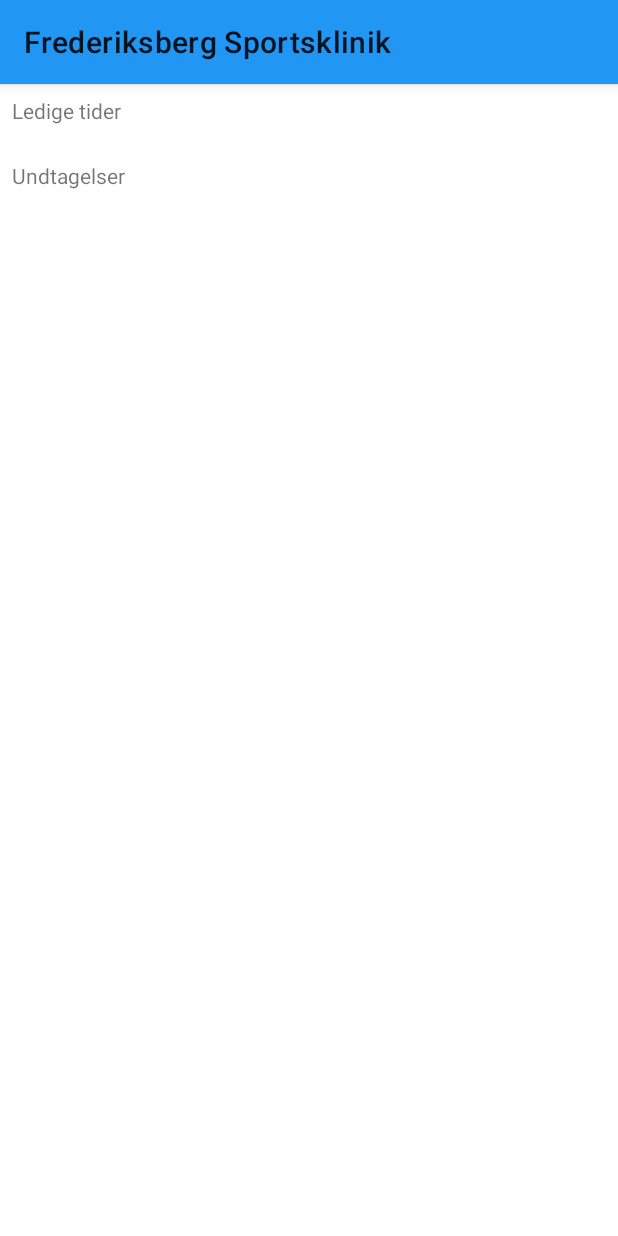
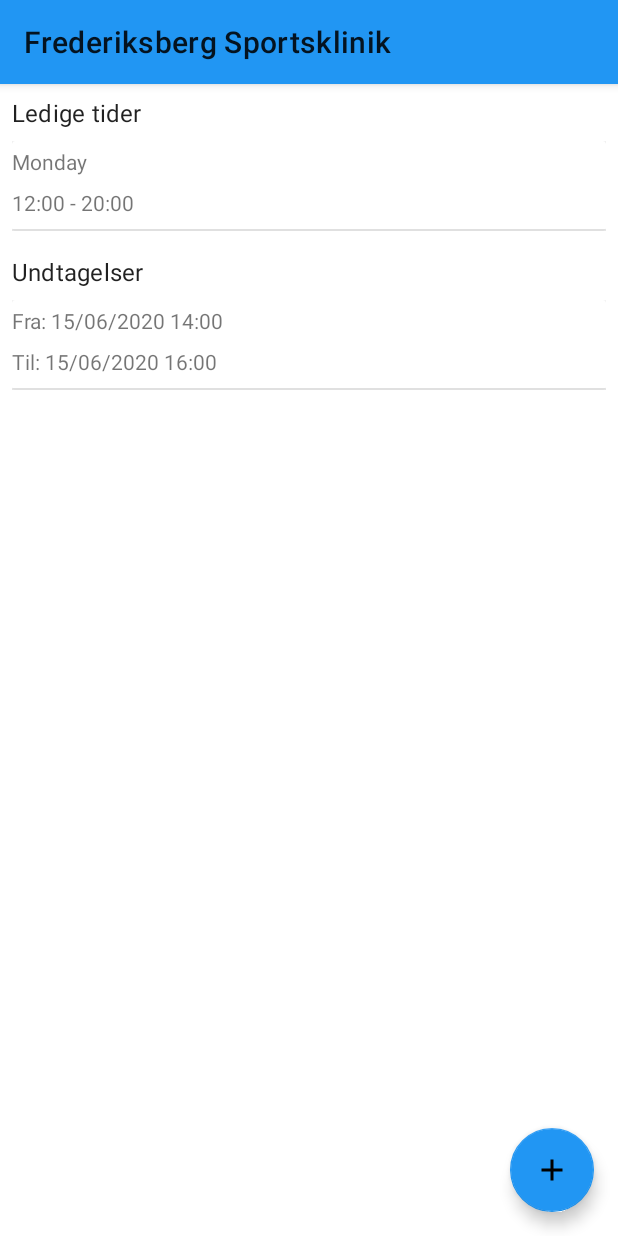
Before and after one commit to emilnymann/1AarsProjekt, an Android app: the fragment SetAvailableHoursFragment shown on its own in the app's theme, on a phone screen of 412 x 824 dp. Run offline under Robolectric (Android 15) with nearby library versions, the phone set to English and light mode, and no system bars; our stand-ins replace Firebase (no records; nobody signed in at launch, a user with empty details on screens opened directly).

Commit message:
Nu viser recyclerViews data fra de rigtige adaptere

```diff
--- a/04 Implementation/app/build.gradle
+++ b/04 Implementation/app/build.gradle
@@ -39,4 +39,5 @@ dependencies {
     androidTestImplementation 'androidx.test.espresso:espresso-core:3.2.0'
     implementation 'com.google.android.material:material:1.1.0'
     implementation 'com.applandeo:material-calendar-view:1.7.0'
+    implementation 'org.apache.commons:commons-lang3:3.6'
 }
--- a/04 Implementation/app/src/main/java/dk/frbsportgruppe1/frbsport/model/BookingRangeImpl.java
+++ b/04 Implementation/app/src/main/java/dk/frbsportgruppe1/frbsport/model/BookingRangeImpl.java
@@ -24,7 +24,6 @@ public class BookingRangeImpl implements BookingRange{
     @Override
     public void setDayOfWeek(DayOfWeek dayOfWeek) {
         this.dayOfWeek = dayOfWeek;
-
     }
 
     @Override
--- a/04 Implementation/app/src/main/java/dk/frbsportgruppe1/frbsport/model/BookingRangeIndexImpl.java
+++ b/04 Implementation/app/src/main/java/dk/frbsportgruppe1/frbsport/model/BookingRangeIndexImpl.java
@@ -7,6 +7,12 @@ public class BookingRangeIndexImpl extends Observable implements BookingRangeInd
     private ArrayList<BookingRange> bookingRanges;
     private ArrayList<BookingExceptionRange> bookingExceptionRanges;
     private Practitioner practitioner;
+
+    public BookingRangeIndexImpl(Practitioner practitioner) {
+        this.bookingRanges = new ArrayList<>();
+        this.bookingExceptionRanges = new ArrayList<>();
+        this.practitioner = practitioner;
+    }
 
     @Override
     public ArrayList<BookingRange> getBookingRanges() {
--- a/04 Implementation/app/src/main/java/dk/frbsportgruppe1/frbsport/repository/BookingRangeRepositoryImpl.java
+++ b/04 Implementation/app/src/main/java/dk/frbsportgruppe1/frbsport/repository/BookingRangeRepositoryImpl.java
@@ -1,4 +1,6 @@
 package dk.frbsportgruppe1.frbsport.repository;
+
+import android.util.Log;
 
 import com.google.firebase.firestore.FirebaseFirestore;
 
@@ -15,6 +17,7 @@ import dk.frbsportgruppe1.frbsport.model.BookingRangeImpl;
 import dk.frbsportgruppe1.frbsport.model.BookingRangeIndex;
 
 public class BookingRangeRepositoryImpl implements BookingRangeRepository {
+    private static final String TAG = "BookingRangeRepositoryImpl";
     FirebaseFirestore db;
 
     public BookingRangeRepositoryImpl() {
@@ -25,13 +28,16 @@ public class BookingRangeRepositoryImpl implements BookingRangeRepository {
     public void populateBookingRangeIndex(BookingRangeIndex bookingRangeIndex) {
         LocalTime startTime = LocalTime.parse("12:00", DateTimeFormatter.ISO_LOCAL_TIME);
         LocalTime endTime = LocalTime.parse("20:00", DateTimeFormatter.ISO_LOCAL_TIME);
-        LocalDateTime startDateTime = LocalDateTime.parse("2020-06-15T14", DateTimeFormatter.ISO_LOCAL_DATE_TIME);
-        LocalDateTime endDateTime = LocalDateTime.parse("2020-06-15T16", DateTimeFormatter.ISO_LOCAL_DATE_TIME);
+        LocalDateTime startDateTime = LocalDateTime.parse("2020-06-15T14:00:00", DateTimeFormatter.ISO_LOCAL_DATE_TIME);
+        LocalDateTime endDateTime = LocalDateTime.parse("2020-06-15T16:00:00", DateTimeFormatter.ISO_LOCAL_DATE_TIME);
+
 
         BookingRange bookingRange = new BookingRangeImpl(DayOfWeek.MONDAY, startTime, endTime);
         bookingRangeIndex.addBookingRange(bookingRange);
+        Log.d(TAG, "populateBookingRangeIndex: bookingrangelist size:" + bookingRangeIndex.getBookingRanges().size());
         BookingExceptionRange bookingExceptionRange = new BookingExceptionRangeImpl(startDateTime, endDateTime);
         bookingRangeIndex.addBookingExceptionRange(bookingExceptionRange);
+        Log.d(TAG, "populateBookingRangeIndex: bookingExceptionRange size: " + bookingRangeIndex.getBookingExceptionRanges().size());
 
     }
 }
--- a/04 Implementation/app/src/main/java/dk/frbsportgruppe1/frbsport/view/SetAvailableHoursAdapter.java
+++ b/04 Implementation/app/src/main/java/dk/frbsportgruppe1/frbsport/view/SetAvailableHoursAdapter.java
@@ -6,42 +6,54 @@ import android.view.ViewGroup;
 import android.widget.TextView;
 
 import androidx.annotation.NonNull;
+import androidx.cardview.widget.CardView;
 import androidx.recyclerview.widget.RecyclerView;
 
-import com.google.android.material.card.MaterialCardView;
+import org.apache.commons.lang3.StringUtils;
+
+import java.time.format.TextStyle;
+import java.util.ArrayList;
+import java.util.Locale;
 
 import dk.frbsportgruppe1.frbsport.R;
+import dk.frbsportgruppe1.frbsport.model.BookingRange;
 
 public class SetAvailableHoursAdapter extends  RecyclerView.Adapter<SetAvailableHoursAdapter.ViewHolder>{
-    // TODO: Fix adapteren til at tage imod data (BookingRange)
+    private ArrayList<BookingRange> bookingRanges;
 
-    public SetAvailableHoursAdapter() {
-
+    public SetAvailableHoursAdapter(ArrayList<BookingRange> bookingRanges) {
+        this.bookingRanges = bookingRanges;
     }
 
     @NonNull
     @Override
     public ViewHolder onCreateViewHolder(@NonNull ViewGroup parent, int viewType) {
-        View view = LayoutInflater.from(parent.getContext()).inflate(R.layout.tider_layout, parent);
-        return new ViewHolder(view);
+        View view = LayoutInflater.from(parent.getContext()).inflate(R.layout.tider_layout, parent, false);
+        ViewHolder viewHolder = new ViewHolder(view);
+        return viewHolder;
     }
 
     @Override
     public void onBindViewHolder(@NonNull ViewHolder holder, int position) {
-        holder.dagTextView.setText("NEJ HVOR ER DET MANDAG I DAG VAR!?");
-        holder.tidspunktTextView.setText("8:00 - 17:00");
+        BookingRange bookingRange = bookingRanges.get(position);
+        String dagTextViewString = bookingRange.getDayOfWeek().getDisplayName(TextStyle.FULL, Locale.getDefault());
+        holder.dagTextView.setText(StringUtils.capitalize(dagTextViewString));
+        holder.tidspunktTextView.setText(bookingRange.getStartTime().toString() + " - " + bookingRange.getEndTime().toString());
     }
 
     @Override
     public int getItemCount() {
-        return 0;
+        return bookingRanges.size();
     }
 
+    public ArrayList<BookingRange> getBookingRanges() {
+        return bookingRanges;
+    }
 
     class ViewHolder extends RecyclerView.ViewHolder {
         TextView dagTextView;
         TextView tidspunktTextView;
-        MaterialCardView angivLedigeTiderCardView;
+        CardView angivLedigeTiderCardView;
 
 
         public ViewHolder(@NonNull View itemView) {
--- a/04 Implementation/app/src/main/java/dk/frbsportgruppe1/frbsport/view/SetAvailableHoursFragment.java
+++ b/04 Implementation/app/src/main/java/dk/frbsportgruppe1/frbsport/view/SetAvailableHoursFragment.java
@@ -3,16 +3,21 @@ package dk.frbsportgruppe1.frbsport.view;
 import android.os.Bundle;
 
 import androidx.fragment.app.Fragment;
+import androidx.recyclerview.widget.LinearLayoutManager;
 import androidx.recyclerview.widget.RecyclerView;
 
+import android.util.Log;
 import android.view.LayoutInflater;
 import android.view.View;
 import android.view.ViewGroup;
 
+import java.util.ArrayList;
 import java.util.Observable;
 import java.util.Observer;
 
 import dk.frbsportgruppe1.frbsport.R;
+import dk.frbsportgruppe1.frbsport.model.BookingExceptionRange;
+import dk.frbsportgruppe1.frbsport.model.BookingRange;
 import dk.frbsportgruppe1.frbsport.model.BookingRangeIndex;
 import dk.frbsportgruppe1.frbsport.model.BookingRangeIndexImpl;
 import dk.frbsportgruppe1.frbsport.model.Practitioner;
@@ -23,9 +28,11 @@ import dk.frbsportgruppe1.frbsport.viewmodel.BookingCalenderViewModel;
 
 
 public class SetAvailableHoursFragment extends Fragment implements Observer {
+    private static final String TAG = "SetAvailableHoursFragment";
     RecyclerView recyclerViewAvailableHours;
     RecyclerView recyclerViewUnavailableHours;
     BookingCalenderViewModel bookingCalenderViewModel;
+
 
 
     public SetAvailableHoursFragment() {
@@ -41,9 +48,9 @@ public class SetAvailableHoursFragment extends Fragment implements Observer {
 
 
         Practitioner practitioner = (Practitioner) SessionManager.getInstance().getCurrentUser();
-        BookingRangeIndexImpl bookingRangeIndex = new BookingRangeIndexImpl();
-        bookingRangeIndex.setPractitioner(practitioner);
+        BookingRangeIndexImpl bookingRangeIndex = new BookingRangeIndexImpl(practitioner);
         bookingCalenderViewModel = new BookingCalenderViewModel(bookingRangeIndex);
+        bookingCalenderViewModel.addObserver(this);
 
         BookingRangeRepository bookingRangeRepository = new BookingRangeRepositoryImpl();
         bookingRangeRepository.populateBookingRangeIndex(bookingRangeIndex);
@@ -53,8 +60,14 @@ public class SetAvailableHoursFragment extends Fragment implements Observer {
 
     @Override
     public void update(Observable o, Object arg) {
-        SetAvailableHoursAdapter setAvailableHoursAdapter= new SetAvailableHoursAdapter();
-        SetUnavailableHoursAdapter setUnavailableHoursAdapter = new SetUnavailableHoursAdapter();
+        recyclerViewAvailableHours.setLayoutManager(new LinearLayoutManager(getContext()));
+        recyclerViewUnavailableHours.setLayoutManager(new LinearLayoutManager(getContext()));
+
+        ArrayList<BookingRange> bookingRanges = bookingCalenderViewModel.getBookingRanges();
+        ArrayList<BookingExceptionRange> bookingExceptionRanges = bookingCalenderViewModel.getBookingExceptionRanges();
+        SetAvailableHoursAdapter setAvailableHoursAdapter = new SetAvailableHoursAdapter(bookingRanges);
+        SetUnavailableHoursAdapter setUnavailableHoursAdapter = new SetUnavailableHoursAdapter(bookingExceptionRanges);
+        Log.d(TAG, "update: bookingRanges size: " + bookingRanges.size());
 
         recyclerViewAvailableHours.setAdapter(setAvailableHoursAdapter);
         recyclerViewUnavailableHours.setAdapter(setUnavailableHoursAdapter);
--- a/04 Implementation/app/src/main/java/dk/frbsportgruppe1/frbsport/view/SetUnavailableHoursAdapter.java
+++ b/04 Implementation/app/src/main/java/dk/frbsportgruppe1/frbsport/view/SetUnavailableHoursAdapter.java
@@ -4,43 +4,54 @@ import android.view.LayoutInflater;
 import android.view.View;
 import android.view.ViewGroup;
 import android.widget.TextView;
-
 import androidx.annotation.NonNull;
+import androidx.cardview.widget.CardView;
 import androidx.recyclerview.widget.RecyclerView;
 
-import com.google.android.material.card.MaterialCardView;
-
+import java.time.format.DateTimeFormatter;
+import java.util.ArrayList;
 import dk.frbsportgruppe1.frbsport.R;
+import dk.frbsportgruppe1.frbsport.model.BookingExceptionRange;
 
 public class SetUnavailableHoursAdapter extends RecyclerView.Adapter<SetUnavailableHoursAdapter.ViewHolder> {
+    ArrayList<BookingExceptionRange> bookingExceptionRanges;
 
     // TODO skal tage imod BookingExceptionRange
-    public SetUnavailableHoursAdapter() {
-
+    public SetUnavailableHoursAdapter(ArrayList<BookingExceptionRange> bookingExceptionRanges) {
+        this.bookingExceptionRanges = bookingExceptionRanges;
     }
 
     @NonNull
     @Override
     public ViewHolder onCreateViewHolder(@NonNull ViewGroup parent, int viewType) {
-        View view = LayoutInflater.from(parent.getContext()).inflate(R.layout.tider_layout, parent);
+        View view = LayoutInflater.from(parent.getContext()).inflate(R.layout.tider_layout, parent, false);
         return new SetUnavailableHoursAdapter.ViewHolder(view);
     }
 
     @Override
     public void onBindViewHolder(@NonNull ViewHolder holder, int position) {
-        holder.dagTextView.setText("MANDAG I DAG");
-        holder.tidspunktTextView.setText("JA HELE DAGEN");
+        BookingExceptionRange bookingExceptionRange = bookingExceptionRanges.get(position);
+        DateTimeFormatter dateTimeFormatter = DateTimeFormatter.ofPattern("dd/MM/yyyy HH:mm");
+
+        String startDate = bookingExceptionRange.getStartDateTime().format(dateTimeFormatter);
+        String endDate = bookingExceptionRange.getEndDateTime().format(dateTimeFormatter);
+        holder.dagTextView.setText("Fra: " + startDate);
+        holder.tidspunktTextView.setText("Til: " + endDate);
     }
 
     @Override
     public int getItemCount() {
-        return 0;
+        return bookingExceptionRanges.size();
+    }
+
+    public ArrayList<BookingExceptionRange> getBookingExceptionRanges() {
+        return bookingExceptionRanges;
     }
 
     class ViewHolder extends RecyclerView.ViewHolder {
         TextView dagTextView;
         TextView tidspunktTextView;
-        MaterialCardView angivLedigeTiderCardView;
+        CardView angivLedigeTiderCardView;
 
 
         public ViewHolder(@NonNull View itemView) {
--- a/04 Implementation/app/src/main/java/dk/frbsportgruppe1/frbsport/viewmodel/BookingCalenderViewModel.java
+++ b/04 Implementation/app/src/main/java/dk/frbsportgruppe1/frbsport/viewmodel/BookingCalenderViewModel.java
@@ -1,4 +1,6 @@
 package dk.frbsportgruppe1.frbsport.viewmodel;
+
+import android.util.Log;
 
 import java.util.ArrayList;
 import java.util.Observable;
@@ -32,6 +34,7 @@ public class BookingCalenderViewModel extends Observable implements Observer {
         BookingRangeIndex bookingRangeIndex = (BookingRangeIndex) arg;
         bookingRanges = bookingRangeIndex.getBookingRanges();
         bookingExceptionRanges = bookingRangeIndex.getBookingExceptionRanges();
+        Log.d(TAG, "update: bookingranges size" + bookingRanges.size());
         setChanged();
         notifyObservers();
 
--- /dev/null
+++ b/04 Implementation/app/src/main/res/drawable/ic_baseline_add_24.xml
@@ -0,0 +1,10 @@
+<vector xmlns:android="http://schemas.android.com/apk/res/android"
+    android:width="24dp"
+    android:height="24dp"
+    android:viewportWidth="24"
+    android:viewportHeight="24"
+    android:tint="?attr/colorControlNormal">
+  <path
+      android:fillColor="@android:color/white"
+      android:pathData="M19,13h-6v6h-2v-6H5v-2h6V5h2v6h6v2z"/>
+</vector>
--- a/04 Implementation/app/src/main/res/layout/fragment_set_available_time.xml
+++ b/04 Implementation/app/src/main/res/layout/fragment_set_available_time.xml
@@ -10,6 +10,7 @@
 
     <TextView
         android:id="@+id/textView"
+        style="@style/TextAppearance.MaterialComponents.Subtitle1"
         android:layout_width="wrap_content"
         android:layout_height="wrap_content"
         android:layout_marginStart="8dp"
@@ -31,6 +32,7 @@
 
     <TextView
         android:id="@+id/textView4"
+        style="@style/TextAppearance.MaterialComponents.Subtitle1"
         android:layout_width="wrap_content"
         android:layout_height="wrap_content"
         android:layout_marginStart="8dp"
@@ -50,4 +52,16 @@
         app:layout_constraintStart_toStartOf="parent"
         app:layout_constraintTop_toBottomOf="@+id/textView4" />
 
+    <com.google.android.material.floatingactionbutton.FloatingActionButton
+        android:id="@+id/addTimeButton"
+        android:layout_width="wrap_content"
+        android:layout_height="wrap_content"
+        android:layout_marginEnd="16dp"
+        android:layout_marginBottom="16dp"
+        android:clickable="true"
+        android:src="@drawable/ic_baseline_add_24"
+        app:backgroundTint="@color/colorPrimary"
+        app:layout_constraintBottom_toBottomOf="parent"
+        app:layout_constraintEnd_toEndOf="parent" />
+
 </androidx.constraintlayout.widget.ConstraintLayout>
```
